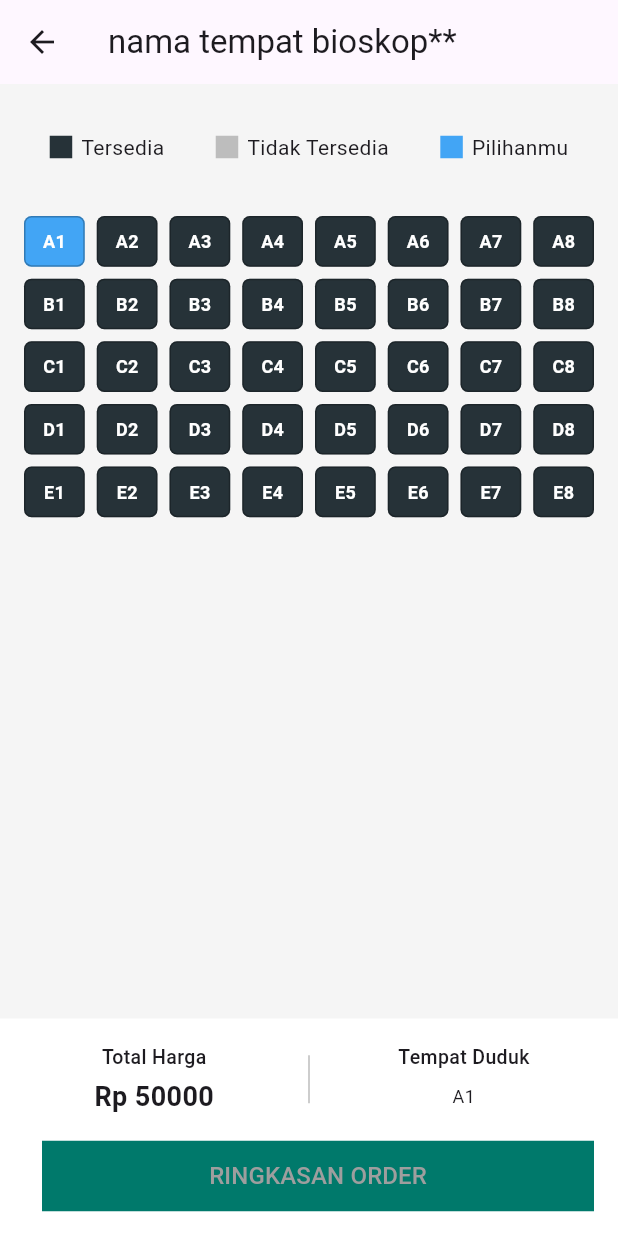
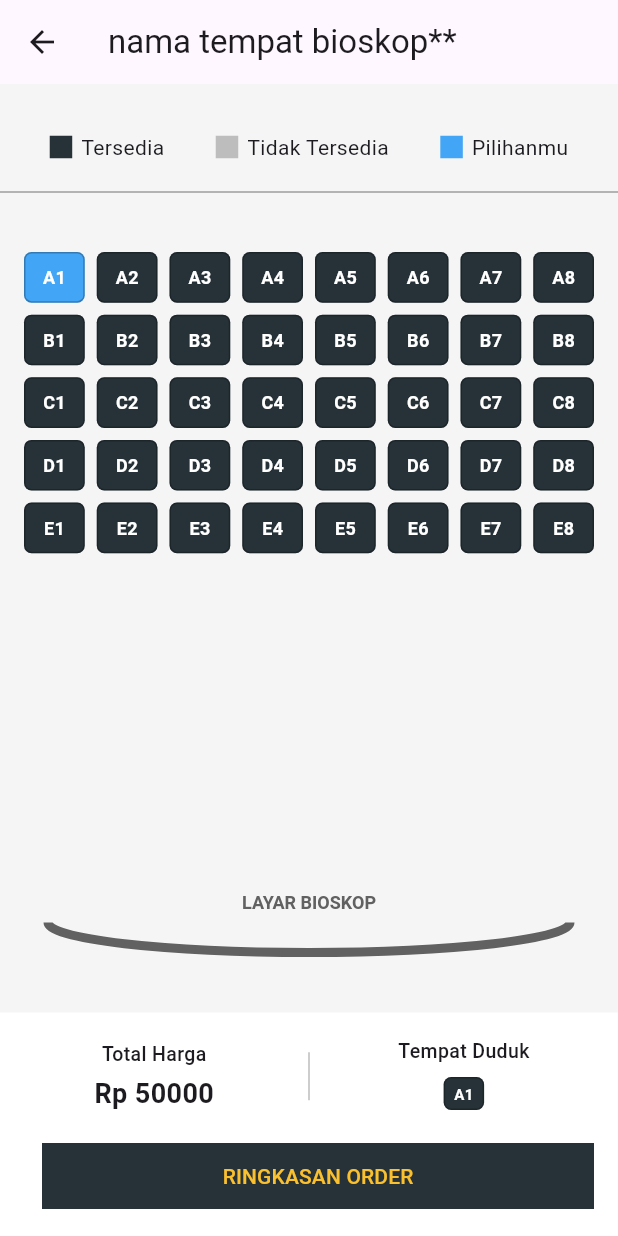
Before and after one commit to yosuahres/fp_pbb, a Flutter app: the TicketSeatScreen screen opened by its route, after a tap on an icon or button, on a phone screen of 412 x 824 dp. Run offline on Flutter 3.47's test engine with Material 3 defaults, Android fonts, the phone set to English and light mode, and no system bars; our stand-ins replace cloud_firestore, firebase_auth, firebase_core; accounts and stored records are empty.

```diff
--- a/lib/pages/fitur_tiket/ticketseat.dart
+++ b/lib/pages/fitur_tiket/ticketseat.dart
@@ -4,6 +4,7 @@ import 'package:flutter/material.dart';
 import 'package:cloud_firestore/cloud_firestore.dart';
 import 'package:finalpbb/db/firestore.dart';
 import 'package:finalpbb/models/seat_model.dart';
+import 'dart:math' as math;
 
 class TicketSeatScreen extends StatefulWidget {
   const TicketSeatScreen({Key? key}) : super(key: key);
@@ -147,7 +148,6 @@ class _TicketSeatScreenState extends State<TicketSeatScreen> {
           ? const Center(child: CircularProgressIndicator())
           : Column(
               children: [
-                // screen movie icon
                 Padding(
                   padding: const EdgeInsets.only(top: 24.0, bottom: 12.0),
                   child: Column(
@@ -164,14 +164,64 @@ class _TicketSeatScreenState extends State<TicketSeatScreen> {
                             ),
                           ),
                       // const SizedBox(height: 8),
+                        const Divider(
+                        thickness: 1,
+                        color: Colors.grey,
+                        height: 24,
+                      ),
                     ],
                   ),
                 ),
 
+                // Expanded(
+                //   child: _allSeats.isEmpty && !_isLoading
+                //       ? const Center(child: Text("No seats available or failed to load."))
+                //       : GridView.builder(
+                //           padding: const EdgeInsets.all(16.0),
+                //           gridDelegate: SliverGridDelegateWithFixedCrossAxisCount(
+                //             crossAxisCount: _numCols,
+                //             crossAxisSpacing: 8.0,
+                //             mainAxisSpacing: 8.0,
+                //             childAspectRatio: 1.2,
+                //           ),
+                //           itemCount: _allSeats.length,
+                //           itemBuilder: (context, index) {
+                //             final seat = _allSeats[index];
+                //             return InkWell(
+                //               onTap: () => _onSeatTap(seat),
+                //               child: Container(
+                //                 decoration: BoxDecoration(
+                //                   color: _getSeatColor(seat),
+                //                   borderRadius: BorderRadius.circular(5.0),
+                //                   border: Border.all(color: Colors.black26),
+                //                 ),
+                //                 child: Center(
+                //                   child: Text(
+                //                     seat.seatId,
+                //                     style: TextStyle(
+                //                       color: _getSeatColor(seat) == Colors.blueGrey.shade900 || _getSeatColor(seat) == Colors.blue.shade400
+                //                       ? Colors.white
+                //                       : Colors.grey.shade700,
+                //                       fontWeight: FontWeight.bold,
+                //                       fontSize: 12,
+                //                     ),
+                //                   ),
+                //                 ),
+                //               ),
+                //             );
+                //           },
+                //         ),
+
+                // ),
+
+                // ...existing code...
 Expanded(
   child: _allSeats.isEmpty && !_isLoading
       ? const Center(child: Text("No seats available or failed to load."))
-                      : GridView.builder(
+      : Column(
+          children: [
+            Expanded(
+              child: GridView.builder(
                 padding: const EdgeInsets.all(16.0),
                 gridDelegate: SliverGridDelegateWithFixedCrossAxisCount(
                   crossAxisCount: _numCols,
@@ -194,7 +244,8 @@ class _TicketSeatScreenState extends State<TicketSeatScreen> {
                         child: Text(
                           seat.seatId,
                           style: TextStyle(
-                                      color: _getSeatColor(seat) == Colors.blueGrey.shade900 || _getSeatColor(seat) == Colors.blue.shade400
+                            color: _getSeatColor(seat) == Colors.blueGrey.shade900 ||
+                                    _getSeatColor(seat) == Colors.blue.shade400
                                 ? Colors.white
                                 : Colors.grey.shade700,
                             fontWeight: FontWeight.bold,
@@ -206,8 +257,22 @@ class _TicketSeatScreenState extends State<TicketSeatScreen> {
                   );
                 },
               ),
-
             ),
+            // Movie screen representation
+            Padding(
+              padding: const EdgeInsets.symmetric(horizontal: 32.0, vertical: 60),
+              child: SizedBox(
+                height: 20,
+                width: double.infinity,
+                child: CustomPaint(
+                  painter: MovieScreenPainter(),
+                ),
+              ),
+            ),
+          ],
+        ),
+),
+// ...existing code...
 
               // if (_selectedSeatDocIds.isNotEmpty)
                 Container(
@@ -254,10 +319,34 @@ class _TicketSeatScreenState extends State<TicketSeatScreen> {
                                 style: TextStyle(fontSize: 13, fontWeight: FontWeight.w500),
                               ),
                               const SizedBox(height: 8),
-                                Text(
-                                  selectedSeatNames.isEmpty ? "Kursi belum dipilih" : selectedSeatNames,
-                                  style: const TextStyle(fontSize: 12),
+                              currentlySelectedSeats.isEmpty
+                                  ? const Text(
+                                      "Kursi belum dipilih",
+                                      style: TextStyle(fontSize: 12),
                                       textAlign: TextAlign.center,
+                                    )
+                                  : Wrap(
+                                      spacing: 6,
+                                      runSpacing: 6,
+                                      alignment: WrapAlignment.center,
+                                      children: currentlySelectedSeats.map((seat) {
+                                        return Container(
+                                          padding: const EdgeInsets.symmetric(horizontal: 6, vertical: 3),
+                                          decoration: BoxDecoration(
+                                            color: Colors.blueGrey.shade900,
+                                            borderRadius: BorderRadius.circular(5.0),
+                                            border: Border.all(color: Colors.black26),
+                                          ),
+                                          child: Text(
+                                            seat.seatId,
+                                            style: const TextStyle(
+                                              color: Colors.white,
+                                              fontWeight: FontWeight.bold,
+                                              fontSize: 10,
+                                            ),
+                                          ),
+                                        );
+                                      }).toList(),
                                     ),
                               const SizedBox(height: 4),
                             ],
@@ -295,7 +384,7 @@ class _TicketSeatScreenState extends State<TicketSeatScreen> {
                                 shape: RoundedRectangleBorder(
                                   borderRadius: BorderRadius.zero, // No curve
                                 ),
-                                backgroundColor: Colors.teal.shade700,
+                                backgroundColor: Colors.blueGrey.shade900,
                                 padding: const EdgeInsets.symmetric(vertical: 12),
                               ),
                               onPressed: _selectedSeatDocIds.isNotEmpty && !_isLoading
@@ -303,9 +392,9 @@ class _TicketSeatScreenState extends State<TicketSeatScreen> {
                                       Navigator.pushNamed(context, 'ticketsummary');
                                     }
                                   : null,
-                              child: const Text(
+                              child: Text(
                                 'RINGKASAN ORDER',
-                                style: TextStyle(fontSize: 16, color: Colors.grey),
+                                style: TextStyle(fontSize: 14, color: Colors.yellow.shade700),
                               ),
                             ),
                           ),
@@ -330,3 +419,46 @@ class _TicketSeatScreenState extends State<TicketSeatScreen> {
     );
   }
 }
+
+class MovieScreenPainter extends CustomPainter {
+  @override
+  void paint(Canvas canvas, Size size) {
+    final paint = Paint()
+      ..color = Colors.grey.shade700
+      ..strokeWidth = 6
+      ..style = PaintingStyle.stroke;
+
+    // Draw a simple arc (curve) facing up (towards the seats)
+    final rect = Rect.fromLTWH(0, 0, size.width, size.height * 2);
+    canvas.drawArc(
+      rect,
+      math.pi, // Start at 180 degrees (left)
+      -math.pi, // Sweep -180 degrees (to right, facing up)
+      false,
+      paint,
+    );
+
+    // Draw "SCREEN" text above the curve, centered
+    final textPainter = TextPainter(
+      text: TextSpan(
+        text: "LAYAR BIOSKOP",
+        style: TextStyle(
+          color: Colors.grey.shade700,
+          fontWeight: FontWeight.bold,
+          fontSize: 12,
+          // letterSpacing: 2,
+        ),
+      ),
+      textDirection: TextDirection.ltr,
+      textAlign: TextAlign.center,
+    );
+    textPainter.layout(minWidth: 0, maxWidth: size.width);
+    textPainter.paint(
+      canvas,
+      Offset((size.width - textPainter.width) / 2, 0),
+    );
+  }
+
+  @override
+  bool shouldRepaint(covariant CustomPainter oldDelegate) => false;
+}
--- a/lib/pages/fitur_tiket/ticketsummary.dart
+++ b/lib/pages/fitur_tiket/ticketsummary.dart
@@ -15,8 +15,10 @@ class _TicketseatState extends State<TicketSummaryScreen> {
 
   @override
   Widget build(BuildContext context) {
-    return Container(
-
+    return Scaffold(
+      appBar: AppBar(
+        title: const Text("summary"),
+      ),
     );
   }
 }
```
Lines whose indentation alone changed are shown as unchanged.
